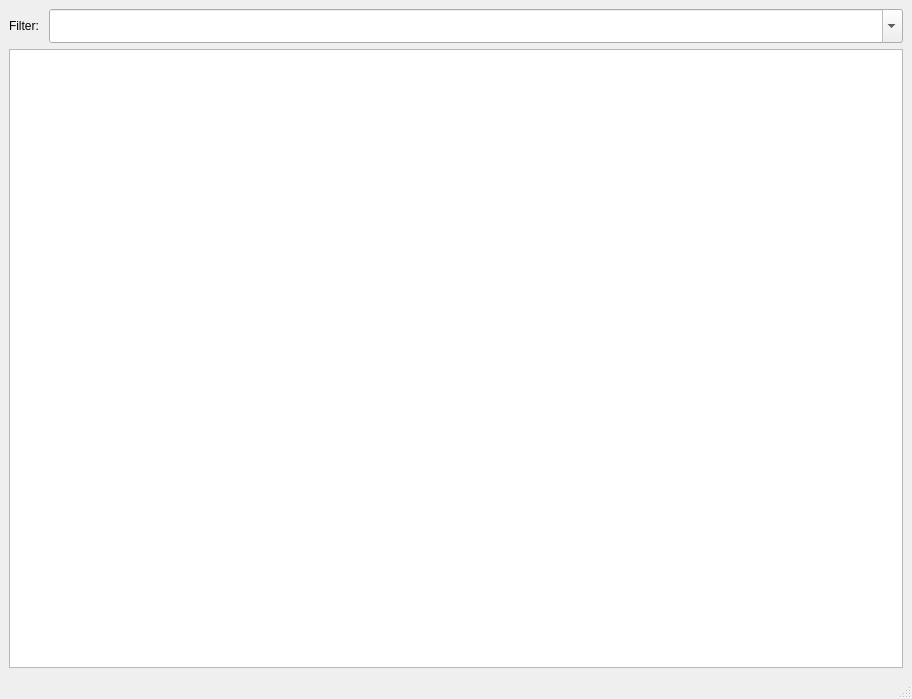
The window that armwindow.ui (guolisen/Arm) describes before a commit, drawn with Qt 5.
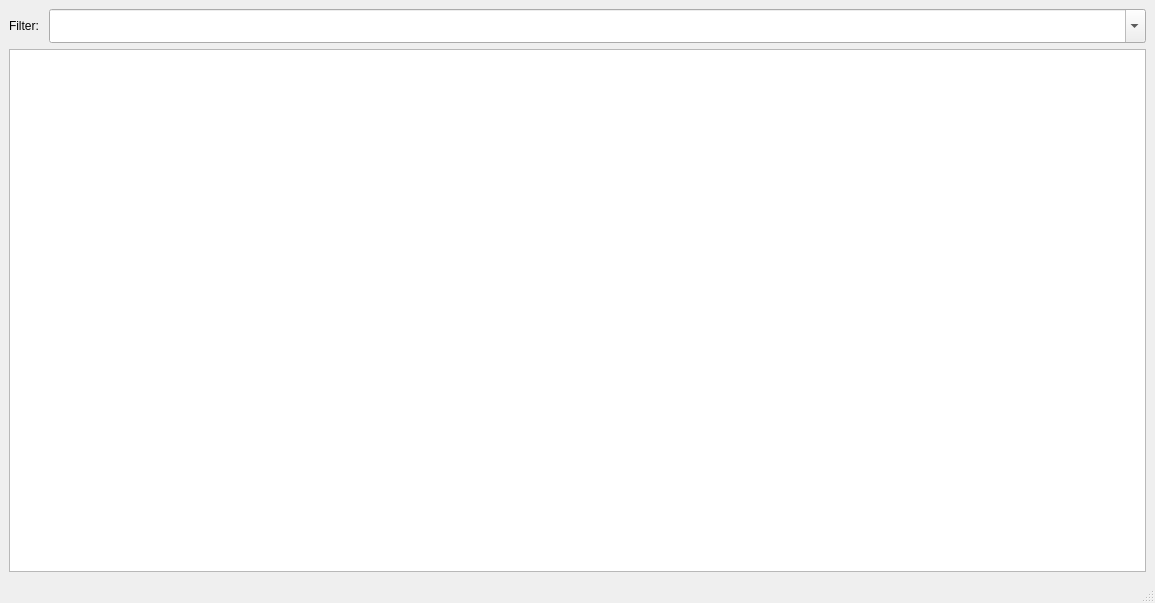
The same window after the commit.

The edit to the form file:
```diff
--- a/armwindow.ui
+++ b/armwindow.ui
@@ -6,8 +6,8 @@
    <rect>
     <x>0</x>
     <y>0</y>
-    <width>912</width>
-    <height>699</height>
+    <width>1155</width>
+    <height>603</height>
    </rect>
   </property>
   <property name="windowTitle">
```
Left out of the diff: 2 changed lines with no effect on the pictures.
